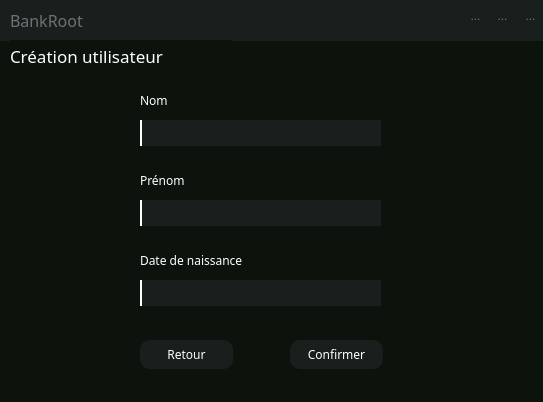
SparqueeZ/Bank-Root, file creer_utilisateur.ui: the form before one commit.
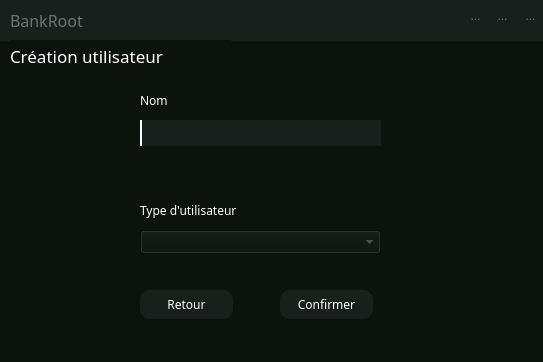
The form after the commit. Icons and pictures are not drawn.

Commit message: Creer utilisateur + recherche stagiaire employé et link screen en GUI

```diff
--- a/creer_utilisateur.ui
+++ b/creer_utilisateur.ui
@@ -7,7 +7,7 @@
     <x>0</x>
     <y>0</y>
     <width>543</width>
-    <height>402</height>
+    <height>362</height>
    </rect>
   </property>
   <property name="windowTitle">
@@ -75,28 +75,6 @@
      <string>Nom</string>
     </property>
    </widget>
-   <widget class="QLabel" name="label_2">
-    <property name="geometry">
-     <rect>
-      <x>140</x>
-      <y>170</y>
-      <width>171</width>
-      <height>20</height>
-     </rect>
-    </property>
-    <property name="font">
-     <font>
-      <family>Montserrat Medium</family>
-     </font>
-    </property>
-    <property name="styleSheet">
-     <string notr="true">color: rgb(255,255,255);
-</string>
-    </property>
-    <property name="text">
-     <string>Prénom</string>
-    </property>
-   </widget>
    <widget class="QWidget" name="widget_7" native="true">
     <property name="geometry">
      <rect>
@@ -247,84 +225,45 @@
      <string>Création utilisateur</string>
     </property>
    </widget>
-   <widget class="QLabel" name="label_4">
+   <widget class="QComboBox" name="type_utilisateur">
     <property name="geometry">
      <rect>
       <x>140</x>
-      <y>250</y>
-      <width>151</width>
-      <height>20</height>
+      <y>230</y>
+      <width>241</width>
+      <height>24</height>
      </rect>
     </property>
-    <property name="font">
-     <font>
-      <family>Montserrat Medium</family>
-     </font>
-    </property>
-    <property name="styleSheet">
-     <string notr="true">color: rgb(255,255,255);
-</string>
-    </property>
-    <property name="text">
-     <string>Date de naissance</string>
-    </property>
    </widget>
-   <widget class="QLineEdit" name="firstname_user">
+   <widget class="QLabel" name="label_10">
     <property name="geometry">
      <rect>
       <x>140</x>
       <y>200</y>
-      <width>241</width>
-      <height>26</height>
+      <width>161</width>
+      <height>20</height>
      </rect>
     </property>
-    <property name="styleSheet">
-     <string notr="true">QFrame{
-background:#181F1C;
-border:none;
-border-radius: 5px;
-color:#717072;
-}
-QLineEdit{
-background:#181F1C;
-border:none;
-border-left:2px solid #ffffff;
-color:#717072;
-padding-left: 10px
-}</string>
+    <property name="font">
+     <font>
+      <family>Montserrat Medium</family>
+      <italic>false</italic>
+     </font>
     </property>
-   </widget>
-   <widget class="QLineEdit" name="datenaissance_user">
-    <property name="geometry">
-     <rect>
-      <x>140</x>
-      <y>280</y>
-      <width>241</width>
-      <height>26</height>
-     </rect>
-    </property>
     <property name="styleSheet">
-     <string notr="true">QFrame{
-background:#181F1C;
-border:none;
-border-radius: 5px;
-color:#717072;
-}
-QLineEdit{
-background:#181F1C;
-border:none;
-border-left:2px solid #ffffff;
-color:#717072;
-padding-left: 10px
-}</string>
+     <string notr="true">background-color: transparent;
+color: rgb(255, 255, 255);
+</string>
     </property>
-   </widget>
+    <property name="text">
+     <string>Type d'utilisateur</string>
+    </property>
   </widget>
   <widget class="QPushButton" name="return_cruser">
    <property name="geometry">
     <rect>
      <x>140</x>
-     <y>340</y>
+      <y>290</y>
      <width>93</width>
      <height>29</height>
     </rect>
@@ -364,8 +303,8 @@
   <widget class="QPushButton" name="send_cruser">
    <property name="geometry">
     <rect>
-     <x>290</x>
-     <y>340</y>
+      <x>280</x>
+      <y>290</y>
      <width>93</width>
      <height>29</height>
     </rect>
@@ -401,6 +340,7 @@
    <property name="text">
     <string>Confirmer</string>
    </property>
+   </widget>
   </widget>
  </widget>
  <resources>
```
Lines whose indentation alone changed are shown as unchanged. The commit also changes 12 other files.
